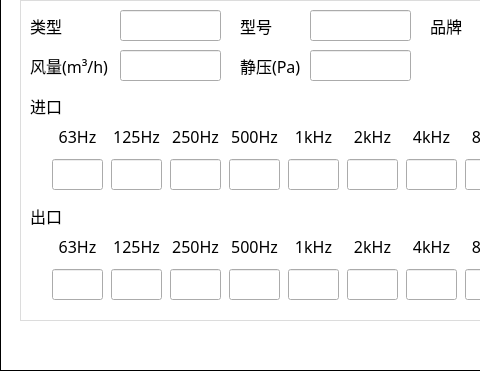
This is NoiseCalSoft/inputDialog/dialog_fancoil_noise.ui in haobana/NoiCal as Qt 5 draws it before an edit; both pictures show x 0 to 480 and y 90 to 461 of the 651 by 461 pixel window. The edited form follows.
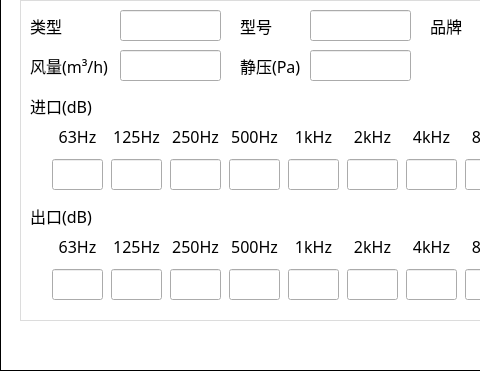
This is the edited form. Icons and pictures are not drawn.

The edit to the form file:
```diff
--- a/NoiseCalSoft/inputDialog/dialog_fancoil_noise.ui
+++ b/NoiseCalSoft/inputDialog/dialog_fancoil_noise.ui
@@ -1189,7 +1189,7 @@
       <rect>
        <x>10</x>
        <y>90</y>
-       <width>41</width>
+       <width>71</width>
        <height>31</height>
       </rect>
      </property>
@@ -1200,7 +1200,7 @@
       </font>
      </property>
      <property name="text">
-      <string>进口</string>
+      <string>进口(dB)</string>
      </property>
     </widget>
     <widget class="QLabel" name="label_19">
@@ -1208,7 +1208,7 @@
       <rect>
        <x>10</x>
        <y>200</y>
-       <width>41</width>
+       <width>71</width>
        <height>31</height>
       </rect>
      </property>
@@ -1219,7 +1219,7 @@
       </font>
      </property>
      <property name="text">
-      <string>出口</string>
+      <string>出口(dB)</string>
      </property>
     </widget>
     <widget class="QLineEdit" name="lineEdit_brand">
```
